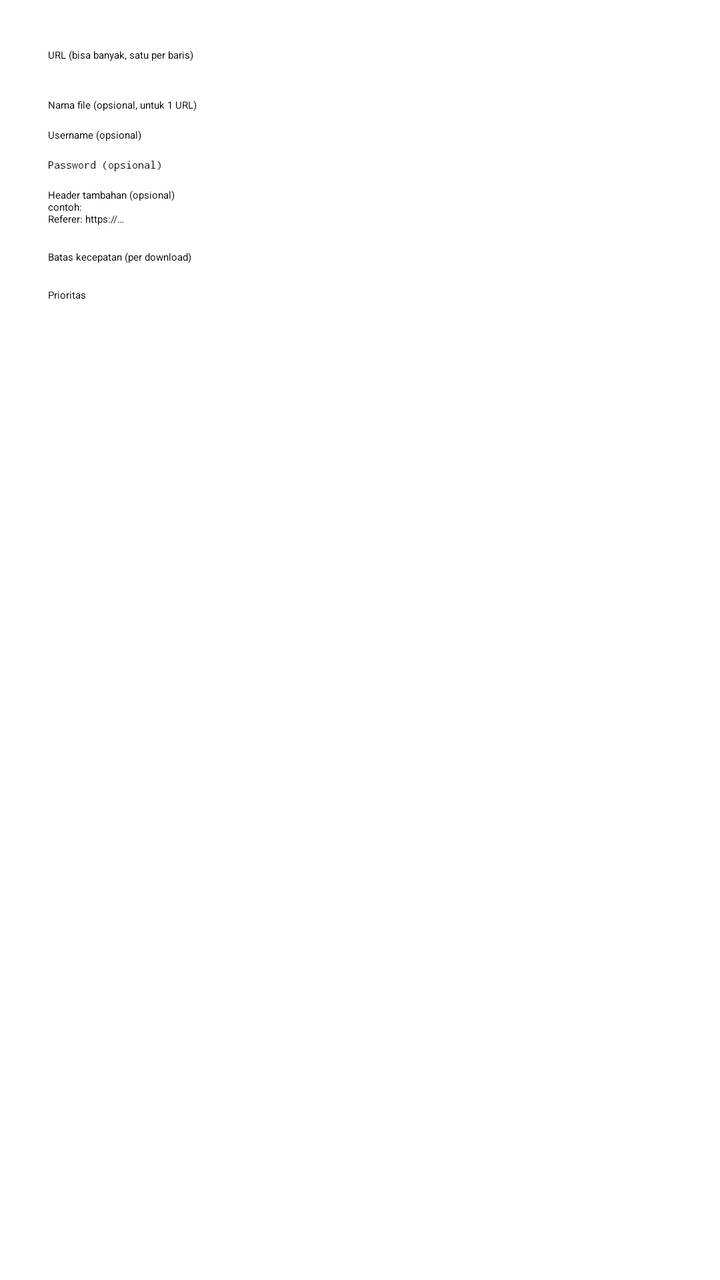
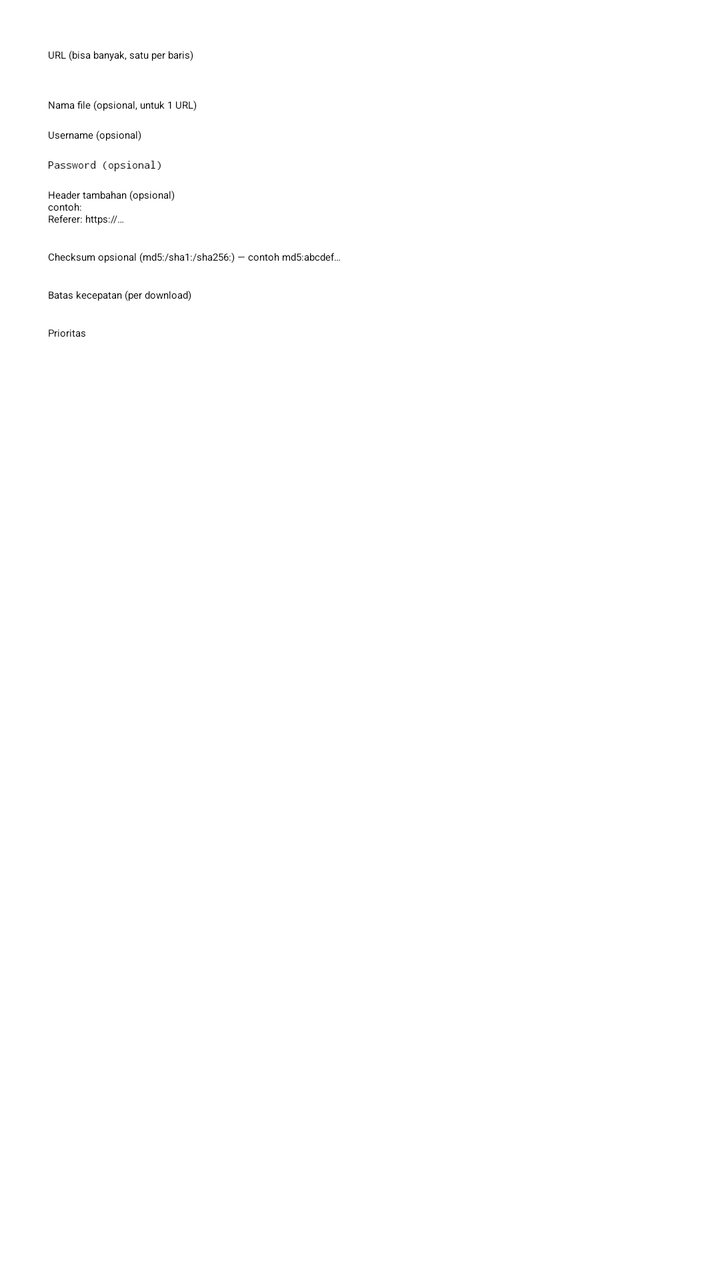

Two renders of the same Android screen: before a commit and after it. Below are the layout's source before the change and the commit's diff.
<!-- AndroidManifest.xml: application theme Theme.HttpDownloadManager.Splash -->
<!-- res/layout/dialog_add_download.xml -->
<?xml version="1.0" encoding="utf-8"?>
<LinearLayout xmlns:android="http://schemas.android.com/apk/res/android"
    android:layout_width="match_parent"
    android:layout_height="wrap_content"
    android:orientation="vertical"
    android:paddingHorizontal="24dp"
    android:paddingTop="24dp">

    <EditText
        android:id="@+id/input_url"
        android:layout_width="match_parent"
        android:layout_height="wrap_content"
        android:hint="@string/url_hint_multi"
        android:inputType="textUri|textMultiLine"
        android:minLines="2"
        android:maxLines="4" />

    <TextView
        android:id="@+id/recent_title"
        android:layout_width="match_parent"
        android:layout_height="wrap_content"
        android:layout_marginTop="8dp"
        android:text="@string/recent_urls"
        android:textAppearance="?attr/textAppearanceBodyMedium"
        android:visibility="gone" />

    <LinearLayout
        android:id="@+id/recent_container"
        android:layout_width="match_parent"
        android:layout_height="wrap_content"
        android:orientation="vertical" />

    <EditText
        android:id="@+id/input_name"
        android:layout_width="match_parent"
        android:layout_height="wrap_content"
        android:layout_marginTop="12dp"
        android:hint="@string/name_hint_optional" />

    <EditText
        android:id="@+id/input_username"
        android:layout_width="match_parent"
        android:layout_height="wrap_content"
        android:layout_marginTop="8dp"
        android:hint="@string/username_hint_optional" />

    <EditText
        android:id="@+id/input_password"
        android:layout_width="match_parent"
        android:layout_height="wrap_content"
        android:layout_marginTop="8dp"
        android:hint="@string/password_hint_optional"
        android:inputType="textPassword" />

    <EditText
        android:id="@+id/input_headers"
        android:layout_width="match_parent"
        android:layout_height="wrap_content"
        android:layout_marginTop="8dp"
        android:hint="@string/headers_hint_optional"
        android:inputType="textMultiLine"
        android:minLines="2"
        android:maxLines="4" />

    <TextView
        android:layout_width="match_parent"
        android:layout_height="wrap_content"
        android:layout_marginTop="12dp"
        android:text="@string/speed_limit_per_label"
        android:textAppearance="?attr/textAppearanceLabelMedium" />

    <Spinner
        android:id="@+id/spinner_speed_limit_per"
        android:layout_width="match_parent"
        android:layout_height="wrap_content"
        android:layout_marginTop="4dp" />

    <TextView
        android:layout_width="match_parent"
        android:layout_height="wrap_content"
        android:layout_marginTop="8dp"
        android:text="@string/priority_label"
        android:textAppearance="?attr/textAppearanceLabelMedium" />

    <Spinner
        android:id="@+id/spinner_priority"
        android:layout_width="match_parent"
        android:layout_height="wrap_content"
        android:layout_marginTop="4dp" />
</LinearLayout>
<!-- resources referenced by this layout -->
<resources>
  <string name="headers_hint_optional">Header tambahan (opsional)\ncontoh:\nReferer: https://…</string>
  <string name="name_hint_optional">Nama file (opsional, untuk 1 URL)</string>
  <string name="password_hint_optional">Password (opsional)</string>
  <string name="priority_label">Prioritas</string>
  <string name="recent_urls">URL terakhir</string>
  <string name="speed_limit_per_label">Batas kecepatan (per download)</string>
  <string name="url_hint_multi">URL (bisa banyak, satu per baris)</string>
  <string name="username_hint_optional">Username (opsional)</string>
  <style name="Theme.HttpDownloadManager.Splash" parent="Theme.SplashScreen">
          <item name="windowSplashScreenBackground">@color/primary</item>
          <item name="windowSplashScreenAnimatedIcon">@drawable/ic_splash</item>
          <item name="postSplashScreenTheme">@style/Theme.HttpDownloadManager</item>
      </style>
  <color name="primary">#0D47A1</color>
  <!-- drawable ic_splash (drawable) -->
  <?xml version="1.0" encoding="utf-8"?>
  <vector xmlns:android="http://schemas.android.com/apk/res/android"
      android:width="108dp"
      android:height="108dp"
      android:viewportWidth="108"
      android:viewportHeight="108">
      <path
          android:fillColor="#FFFFFF"
          android:pathData="M48,40 h12 v16 h-12 z" />
      <path
          android:fillColor="#FFFFFF"
          android:pathData="M40,56 h28 l-14,16 z" />
      <path
          android:fillColor="#FFFFFF"
          android:pathData="M42,80 h24 v4 h-24 z" />
  </vector>
  <style name="Theme.HttpDownloadManager" parent="Theme.Material3.DayNight.NoActionBar">
          <item name="colorPrimary">@color/primary</item>
          <item name="colorPrimaryDark">@color/primary_dark</item>
          <item name="colorAccent">@color/accent</item>
      </style>
  <color name="primary_dark">#002171</color>
  <color name="accent">#FF6F00</color>
</resources>

<!-- the commit's change to res/layout/dialog_add_download.xml (unified diff, before → after) -->
@@ -62,6 +62,13 @@
         android:minLines="2"
         android:maxLines="4" />
 
+    <EditText
+        android:id="@+id/input_checksum"
+        android:layout_width="match_parent"
+        android:layout_height="wrap_content"
+        android:layout_marginTop="12dp"
+        android:hint="@string/checksum_hint_optional" />
+
     <TextView
         android:layout_width="match_parent"
         android:layout_height="wrap_content"
<!-- resource entries referenced after the edit -->
@@ -1,5 +1,6 @@
 <!-- resources referenced by this layout -->
 <resources>
+  <string name="checksum_hint_optional">Checksum opsional (md5:/sha1:/sha256:) — contoh md5:abcdef…</string>
   <string name="headers_hint_optional">Header tambahan (opsional)\ncontoh:\nReferer: https://…</string>
   <string name="name_hint_optional">Nama file (opsional, untuk 1 URL)</string>
   <string name="password_hint_optional">Password (opsional)</string>
